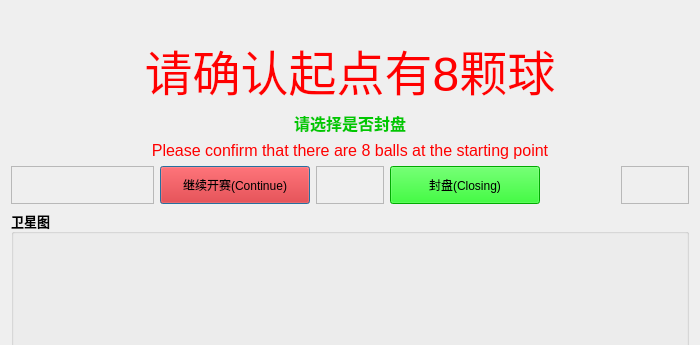
This is BallsNumDlg_Ui.ui in zzw168/MainCtl as Qt 5 draws it before an edit; both pictures show x 0 to 700 and y 0 to 345 of the 700 by 630 pixel window. The edited form follows.
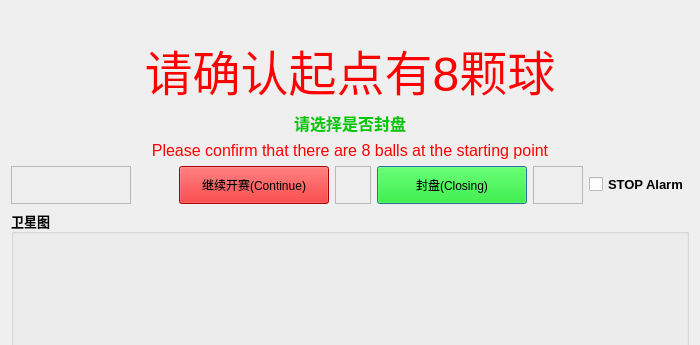
This is the edited form.

What changed in the file:
```diff
--- a/BallsNumDlg_Ui.ui
+++ b/BallsNumDlg_Ui.ui
@@ -23,10 +23,69 @@
    </size>
   </property>
   <property name="windowTitle">
-   <string>结果确认</string>
+   <string>起点确认</string>
   </property>
   <layout class="QGridLayout" name="gridLayout">
-   <item row="1" column="0" colspan="7">
+   <item row="4" column="7">
+    <widget class="QFrame" name="frame_2">
+     <property name="minimumSize">
+      <size>
+       <width>50</width>
+       <height>0</height>
+      </size>
+     </property>
+     <property name="font">
+      <font>
+       <pointsize>20</pointsize>
+      </font>
+     </property>
+     <property name="frameShape">
+      <enum>QFrame::Shape::StyledPanel</enum>
+     </property>
+     <property name="frameShadow">
+      <enum>QFrame::Shadow::Raised</enum>
+     </property>
+    </widget>
+   </item>
+   <item row="4" column="8">
+    <widget class="QCheckBox" name="checkBox_stop">
+     <property name="font">
+      <font>
+       <pointsize>10</pointsize>
+       <bold>true</bold>
+      </font>
+     </property>
+     <property name="text">
+      <string>STOP Alarm</string>
+     </property>
+    </widget>
+   </item>
+   <item row="2" column="0" colspan="9">
+    <widget class="QLabel" name="label_4">
+     <property name="maximumSize">
+      <size>
+       <width>16777215</width>
+       <height>30</height>
+      </size>
+     </property>
+     <property name="font">
+      <font>
+       <pointsize>12</pointsize>
+       <bold>true</bold>
+      </font>
+     </property>
+     <property name="styleSheet">
+      <string notr="true">color: rgb(0, 200, 0);</string>
+     </property>
+     <property name="text">
+      <string>请选择是否封盘</string>
+     </property>
+     <property name="alignment">
+      <set>Qt::AlignmentFlag::AlignCenter</set>
+     </property>
+    </widget>
+   </item>
+   <item row="1" column="0" colspan="9">
     <widget class="QLabel" name="label">
      <property name="font">
       <font>
@@ -45,47 +104,7 @@
      </property>
     </widget>
    </item>
-   <item row="0" column="0">
-    <widget class="QLabel" name="label_3">
-     <property name="maximumSize">
-      <size>
-       <width>16777215</width>
-       <height>20</height>
-      </size>
-     </property>
-     <property name="font">
-      <font>
-       <pointsize>12</pointsize>
-       <bold>false</bold>
-      </font>
-     </property>
-     <property name="styleSheet">
-      <string notr="true">color: rgb(255, 0, 0);</string>
-     </property>
-     <property name="text">
-      <string/>
-     </property>
-     <property name="alignment">
-      <set>Qt::AlignmentFlag::AlignCenter</set>
-     </property>
-    </widget>
-   </item>
-   <item row="4" column="6">
-    <widget class="QFrame" name="frame_2">
-     <property name="font">
-      <font>
-       <pointsize>20</pointsize>
-      </font>
-     </property>
-     <property name="frameShape">
-      <enum>QFrame::Shape::StyledPanel</enum>
-     </property>
-     <property name="frameShadow">
-      <enum>QFrame::Shadow::Raised</enum>
-     </property>
-    </widget>
-   </item>
-   <item row="5" column="0" colspan="7">
+   <item row="5" column="0" colspan="9">
     <widget class="QGroupBox" name="groupBox_14">
      <property name="minimumSize">
       <size>
@@ -129,32 +148,32 @@
      </layout>
     </widget>
    </item>
-   <item row="2" column="0" colspan="7">
-    <widget class="QLabel" name="label_4">
+   <item row="0" column="0">
+    <widget class="QLabel" name="label_3">
      <property name="maximumSize">
       <size>
        <width>16777215</width>
-       <height>30</height>
+       <height>20</height>
       </size>
      </property>
      <property name="font">
       <font>
        <pointsize>12</pointsize>
-       <bold>true</bold>
+       <bold>false</bold>
       </font>
      </property>
      <property name="styleSheet">
-      <string notr="true">color: rgb(0, 200, 0);</string>
+      <string notr="true">color: rgb(255, 0, 0);</string>
      </property>
      <property name="text">
-      <string>请选择是否封盘</string>
+      <string/>
      </property>
      <property name="alignment">
       <set>Qt::AlignmentFlag::AlignCenter</set>
      </property>
     </widget>
    </item>
-   <item row="3" column="0" colspan="7">
+   <item row="3" column="0" colspan="9">
     <widget class="QLabel" name="label_2">
      <property name="maximumSize">
       <size>
@@ -179,7 +198,7 @@
      </property>
     </widget>
    </item>
-   <item row="4" column="0" colspan="2">
+   <item row="4" column="0" colspan="3">
     <widget class="QFrame" name="frame">
      <property name="frameShape">
       <enum>QFrame::Shape::StyledPanel</enum>
@@ -189,39 +208,7 @@
      </property>
     </widget>
    </item>
-   <item row="4" column="2">
-    <widget class="QPushButton" name="pushButton_continue">
-     <property name="minimumSize">
-      <size>
-       <width>150</width>
-       <height>38</height>
-      </size>
-     </property>
-     <property name="maximumSize">
-      <size>
-       <width>150</width>
-       <height>16777215</height>
-      </size>
-     </property>
-     <property name="styleSheet">
-      <string notr="true">background:rgb(240,0,0)</string>
-     </property>
-     <property name="text">
-      <string>继续开赛(Continue)</string>
-     </property>
-    </widget>
-   </item>
-   <item row="4" column="3">
-    <widget class="QFrame" name="frame_3">
-     <property name="frameShape">
-      <enum>QFrame::Shape::StyledPanel</enum>
-     </property>
-     <property name="frameShadow">
-      <enum>QFrame::Shadow::Raised</enum>
-     </property>
-    </widget>
-   </item>
-   <item row="4" column="4">
+   <item row="4" column="6">
     <widget class="QPushButton" name="pushButton_close">
      <property name="minimumSize">
       <size>
@@ -243,6 +230,38 @@
      </property>
     </widget>
    </item>
+   <item row="4" column="5">
+    <widget class="QFrame" name="frame_3">
+     <property name="frameShape">
+      <enum>QFrame::Shape::StyledPanel</enum>
+     </property>
+     <property name="frameShadow">
+      <enum>QFrame::Shadow::Raised</enum>
+     </property>
+    </widget>
+   </item>
+   <item row="4" column="4">
+    <widget class="QPushButton" name="pushButton_continue">
+     <property name="minimumSize">
+      <size>
+       <width>150</width>
+       <height>38</height>
+      </size>
+     </property>
+     <property name="maximumSize">
+      <size>
+       <width>150</width>
+       <height>16777215</height>
+      </size>
+     </property>
+     <property name="styleSheet">
+      <string notr="true">background:rgb(240,0,0)</string>
+     </property>
+     <property name="text">
+      <string>继续开赛(Continue)</string>
+     </property>
+    </widget>
+   </item>
   </layout>
  </widget>
  <resources/>
```
